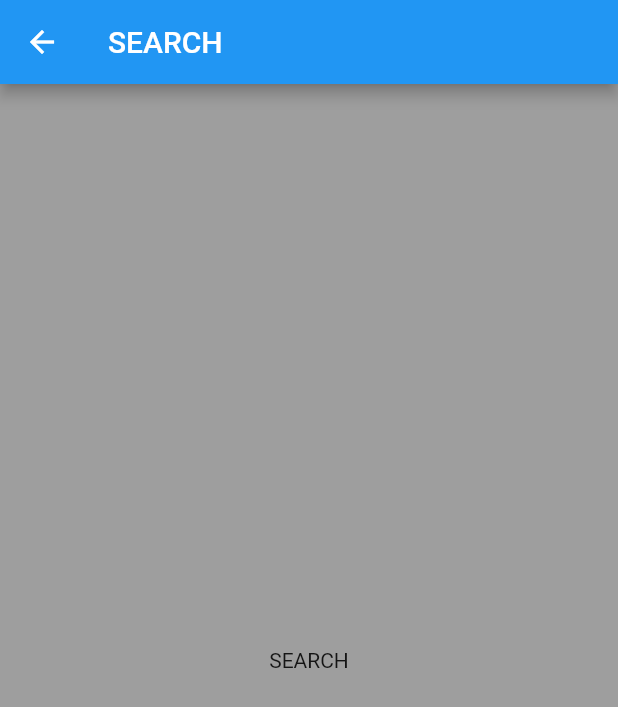
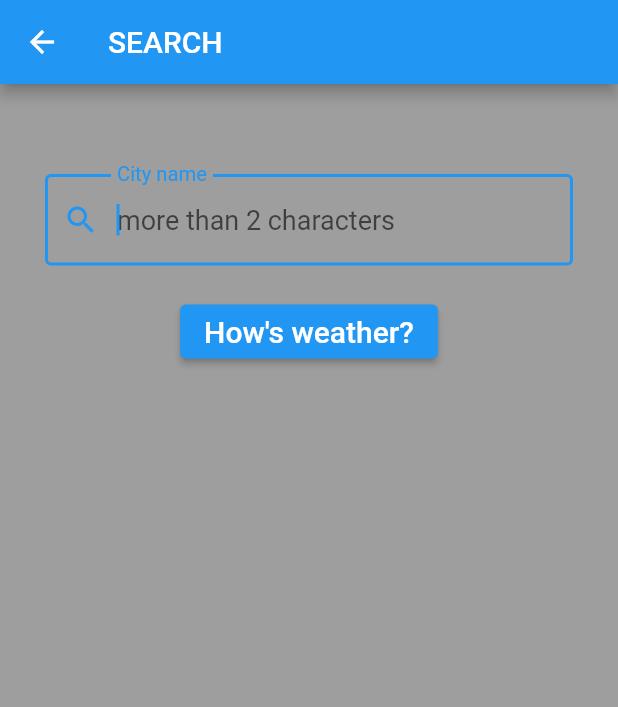
Before and after one commit to cromueloliver02/flutter_bloc_weather_app, a Flutter app: the SearchPage screen opened directly, on a phone screen of 412 x 824 dp. Shown: the top 707 px of the screen. Run offline on Flutter 3.47's test engine with Material 2 defaults, Android fonts, the phone set to English and light mode, and no system bars; our stand-ins replace bloc, equatable, flutter_bloc, flutter_dotenv.

Commit message:
search page form

```diff
--- a/lib/cubits/weather/weather_cubit.dart
+++ b/lib/cubits/weather/weather_cubit.dart
@@ -1,6 +1,7 @@
 // ignore: depend_on_referenced_packages
 import 'package:bloc/bloc.dart';
 import 'package:equatable/equatable.dart';
+import 'package:flutter/foundation.dart';
 
 import '../../repositories/weather_repository.dart';
 
@@ -33,6 +34,7 @@ class WeatherCubit extends Cubit<WeatherState> {
         status: WeatherStatus.error,
         error: err,
       ));
+      if (kDebugMode) print('state: $state');
     }
   }
 }
--- a/lib/pages/search_page.dart
+++ b/lib/pages/search_page.dart
@@ -1,6 +1,8 @@
 import 'package:flutter/material.dart';
 
 class SearchPage extends StatefulWidget {
+  static const id = '/search';
+
   const SearchPage({super.key});
 
   @override
@@ -8,11 +10,65 @@ class SearchPage extends StatefulWidget {
 }
 
 class _SearchPageState extends State<SearchPage> {
+  final _formKey = GlobalKey<FormState>();
+  String? _city;
+  var _autovalidateMode = AutovalidateMode.disabled;
+
+  void _submit() {
+    setState(() => _autovalidateMode = AutovalidateMode.always);
+
+    final form = _formKey.currentState;
+
+    if (form != null && form.validate()) {
+      form.save();
+      Navigator.pop<String>(context, _city!.trim());
+    }
+  }
+
   @override
   Widget build(BuildContext context) {
     return Scaffold(
       appBar: AppBar(title: const Text('SEARCH')),
-      body: const Center(child: Text('SEARCH')),
+      body: Form(
+        key: _formKey,
+        autovalidateMode: _autovalidateMode,
+        child: Column(
+          children: [
+            const SizedBox(height: 60),
+            Padding(
+              padding: const EdgeInsets.symmetric(
+                horizontal: 30,
+              ),
+              child: TextFormField(
+                autofocus: true,
+                style: const TextStyle(fontSize: 18),
+                decoration: const InputDecoration(
+                  labelText: 'City name',
+                  hintText: 'more than 2 characters',
+                  prefixIcon: Icon(Icons.search),
+                  border: OutlineInputBorder(),
+                ),
+                validator: (value) {
+                  if (value == null || value.trim().length < 2) {
+                    return 'City name must be at least 2 characters long';
+                  }
+
+                  return null;
+                },
+                onSaved: (value) => _city = value,
+              ),
+            ),
+            const SizedBox(height: 20),
+            ElevatedButton(
+              onPressed: _submit,
+              child: const Text(
+                'How\'s weather?',
+                style: TextStyle(fontSize: 20),
+              ),
+            ),
+          ],
+        ),
+      ),
     );
   }
 }
--- a/lib/pages/settings_page.dart
+++ b/lib/pages/settings_page.dart
@@ -1,6 +1,8 @@
 import 'package:flutter/material.dart';
 
 class SettingsPage extends StatefulWidget {
+  static const id = '/settings';
+
   const SettingsPage({super.key});
 
   @override
--- a/lib/utils/blocs_handler.dart
+++ b/lib/utils/blocs_handler.dart
@@ -9,7 +9,9 @@ class BlocsHandler {
   final List<RepositoryProvider> repositoryProviders = [
     RepositoryProvider<WeatherRepository>(
       create: (ctx) => WeatherRepository(
-        weatherApiServices: WeatherApiServices(httpClient: http.Client()),
+        weatherApiServices: WeatherApiServices(
+          httpClient: http.Client(),
+        ),
       ),
     ),
   ];
--- /dev/null
+++ b/lib/utils/routes_handler.dart
@@ -0,0 +1,11 @@
+import 'package:flutter/cupertino.dart';
+
+import '../pages/pages.dart';
+
+class RoutesHandler {
+  final Map<String, WidgetBuilder> routes = {
+    HomePage.id: (ctx) => const HomePage(),
+    SearchPage.id: (ctx) => const SearchPage(),
+    SettingsPage.id: (ctx) => const SettingsPage(),
+  };
+}
--- a/lib/weather_app.dart
+++ b/lib/weather_app.dart
@@ -1,6 +1,7 @@
 import 'package:flutter/material.dart';
 import 'package:flutter_bloc/flutter_bloc.dart';
 import './utils/blocs_handler.dart';
+import './utils/routes_handler.dart';
 
 import 'pages/pages.dart';
 
@@ -13,6 +14,7 @@ class WeatherApp extends StatefulWidget {
 
 class _WeatherAppState extends State<WeatherApp> {
   final _blocsHandler = BlocsHandler();
+  final _routesHandler = RoutesHandler();
 
   @override
   Widget build(BuildContext context) {
@@ -27,7 +29,8 @@ class _WeatherAppState extends State<WeatherApp> {
             primarySwatch: Colors.blue,
             scaffoldBackgroundColor: Colors.grey[500],
           ),
-          home: const HomePage(),
+          initialRoute: HomePage.id,
+          routes: _routesHandler.routes,
         ),
       ),
     );
```
Also changed, not shown: lib/pages/home_page.dart (+22 -5 lines).
